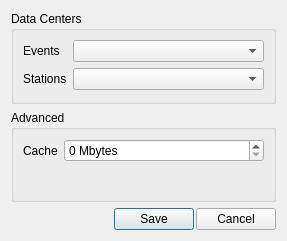
This is pyweed/gui/uic/PreferencesDialog.ui in iris-edu/pyweed as Qt 5 draws it before an edit. The edited form follows.
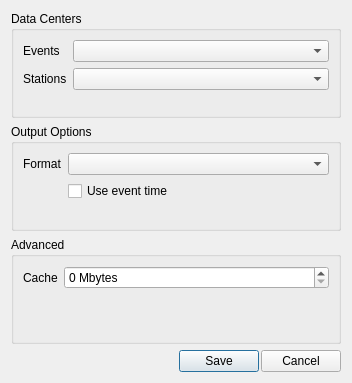
This is the edited form.

Commit message: Some of this comes out

The edit to the form file:
```diff
--- a/pyweed/gui/uic/PreferencesDialog.ui
+++ b/pyweed/gui/uic/PreferencesDialog.ui
@@ -9,8 +9,8 @@
    <rect>
     <x>0</x>
     <y>0</y>
-    <width>287</width>
-    <height>241</height>
+    <width>352</width>
+    <height>383</height>
    </rect>
   </property>
   <property name="windowTitle">
@@ -19,7 +19,7 @@
   <property name="modal">
    <bool>true</bool>
   </property>
-  <layout class="QVBoxLayout" name="verticalLayout" stretch="0,0,1">
+  <layout class="QVBoxLayout" name="verticalLayout" stretch="0,0,0,1">
    <item>
     <widget class="QGroupBox" name="dataCentersGroupBox">
      <property name="title">
@@ -49,6 +49,38 @@
      </layout>
     </widget>
    </item>
+   <item>
+    <widget class="QGroupBox" name="outputGroupBox">
+     <property name="title">
+      <string>Output Options</string>
+     </property>
+     <layout class="QFormLayout" name="formLayout_5">
+      <item row="0" column="0">
+       <widget class="QLabel" name="label_4">
+        <property name="text">
+         <string>Format</string>
+        </property>
+       </widget>
+      </item>
+      <item row="0" column="1">
+       <widget class="QComboBox" name="waveformSaveFormatComboBox"/>
+      </item>
+      <item row="1" column="1">
+       <widget class="QCheckBox" name="waveformUseEventTimeCheckBox">
+        <property name="toolTip">
+         <string>For SAC output, use the event time as the origin (iztype=&quot;io&quot;)</string>
+        </property>
+        <property name="whatsThis">
+         <string/>
+        </property>
+        <property name="text">
+         <string>Use event time</string>
+        </property>
+       </widget>
+      </item>
+     </layout>
+    </widget>
+   </item>
    <item>
     <widget class="QGroupBox" name="groupBox">
      <property name="title">
@@ -58,14 +90,14 @@
       <set>Qt::AlignLeading|Qt::AlignLeft|Qt::AlignTop</set>
      </property>
      <layout class="QFormLayout" name="formLayout_3">
-      <item row="0" column="0">
+      <item row="1" column="0">
        <widget class="QLabel" name="label_3">
         <property name="text">
          <string>Cache</string>
         </property>
        </widget>
       </item>
-      <item row="0" column="1">
+      <item row="1" column="1">
        <widget class="QSpinBox" name="cacheSizeSpinBox">
         <property name="suffix">
          <string> Mbytes</string>
```
Left out of the diff: 3 changed lines with no effect on the pictures. The commit also changes 2 other files.
